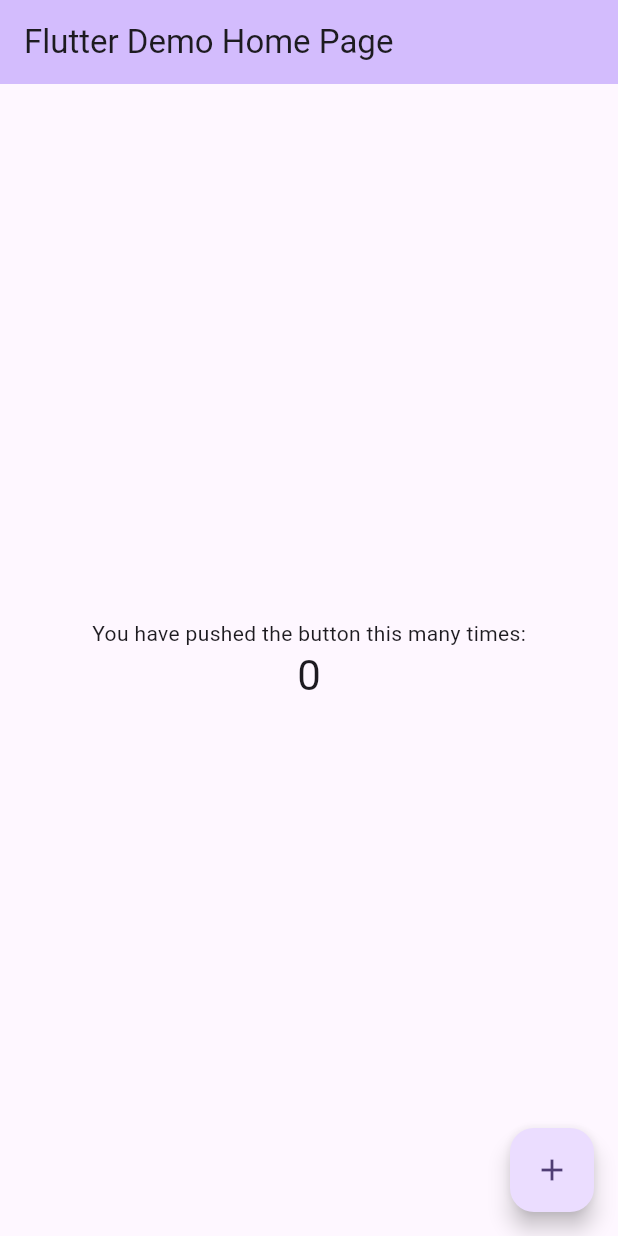
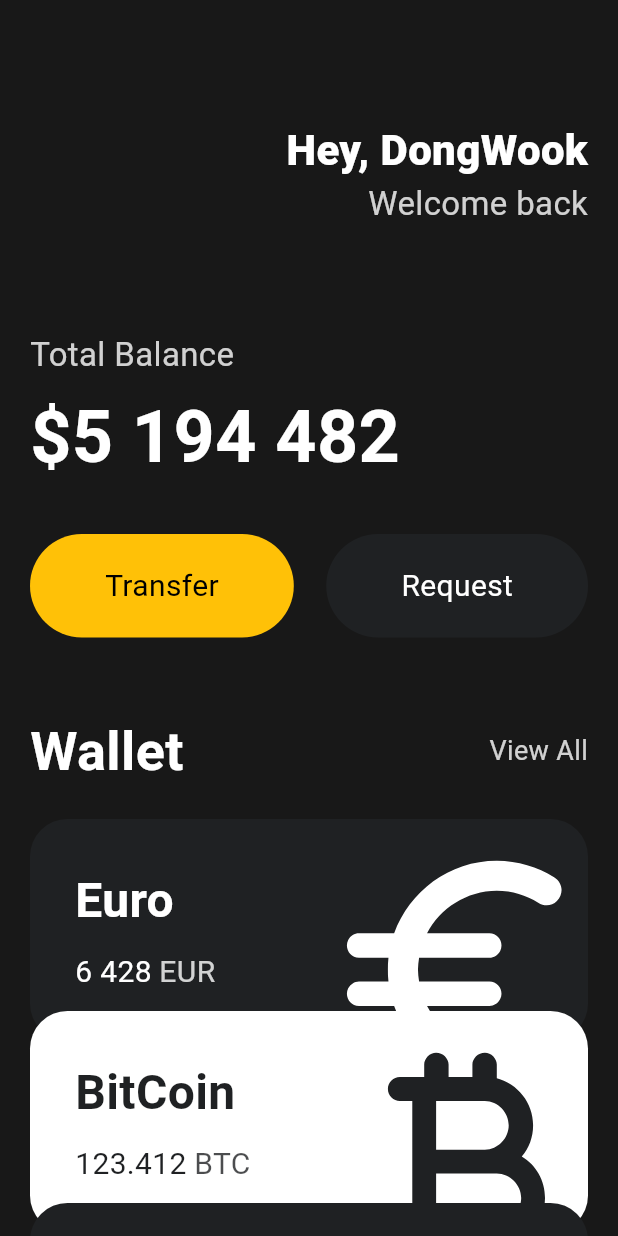
Before and after one commit to HanDongWook/wallet-flutter, a Flutter app: the screen it shows after launch, on a phone screen of 412 x 824 dp. Run offline on Flutter 3.47's test engine with Material 3 defaults, Android fonts, the phone set to English and light mode, and no system bars.

Commit message:
Wallet Screen

```diff
--- a/analysis_options.yaml
+++ b/analysis_options.yaml
@@ -21,6 +21,7 @@ linter:
   # `// ignore_for_file: name_of_lint` syntax on the line or in the file
   # producing the lint.
   rules:
+    prefer_const_constructors: true
     # avoid_print: false  # Uncomment to disable the `avoid_print` rule
     # prefer_single_quotes: true  # Uncomment to enable the `prefer_single_quotes` rule
 
--- a/lib/main.dart
+++ b/lib/main.dart
@@ -1,122 +1,136 @@
 import 'package:flutter/material.dart';
+import 'package:toonflix/widgets/my_button.dart';
+import 'package:toonflix/widgets/currency_card.dart';
 
 void main() {
-  runApp(const MyApp());
+  runApp(const App());
 }
 
-class MyApp extends StatelessWidget {
-  const MyApp({super.key});
+class App extends StatelessWidget {
+  const App({super.key});
 
-  // This widget is the root of your application.
   @override
   Widget build(BuildContext context) {
     return MaterialApp(
-      title: 'Flutter Demo',
-      theme: ThemeData(
-        // This is the theme of your application.
-        //
-        // TRY THIS: Try running your application with "flutter run". You'll see
-        // the application has a purple toolbar. Then, without quitting the app,
-        // try changing the seedColor in the colorScheme below to Colors.green
-        // and then invoke "hot reload" (save your changes or press the "hot
-        // reload" button in a Flutter-supported IDE, or press "r" if you used
-        // the command line to start the app).
-        //
-        // Notice that the counter didn't reset back to zero; the application
-        // state is not lost during the reload. To reset the state, use hot
-        // restart instead.
-        //
-        // This works for code too, not just values: Most code changes can be
-        // tested with just a hot reload.
-        colorScheme: ColorScheme.fromSeed(seedColor: Colors.deepPurple),
+      home: Scaffold(
+        backgroundColor: const Color(0xFF181818),
+        body: SingleChildScrollView(
+          child: Padding(
+            padding: const EdgeInsets.symmetric(horizontal: 20),
+            child: Column(
+              crossAxisAlignment: CrossAxisAlignment.start,
+              children: [
+                const SizedBox(height: 80),
+                Row(
+                  mainAxisAlignment: MainAxisAlignment.end,
+                  children: [
+                    Column(
+                      crossAxisAlignment: CrossAxisAlignment.end,
+                      children: [
+                        const Text(
+                          'Hey, DongWook',
+                          style: TextStyle(
+                            color: Colors.white,
+                            fontSize: 28,
+                            fontWeight: FontWeight.w800,
                           ),
-      home: const MyHomePage(title: 'Flutter Demo Home Page'),
-    );
-  }
-}
-
-class MyHomePage extends StatefulWidget {
-  const MyHomePage({super.key, required this.title});
-
-  // This widget is the home page of your application. It is stateful, meaning
-  // that it has a State object (defined below) that contains fields that affect
-  // how it looks.
-
-  // This class is the configuration for the state. It holds the values (in this
-  // case the title) provided by the parent (in this case the App widget) and
-  // used by the build method of the State. Fields in a Widget subclass are
-  // always marked "final".
-
-  final String title;
-
-  @override
-  State<MyHomePage> createState() => _MyHomePageState();
-}
-
-class _MyHomePageState extends State<MyHomePage> {
-  int _counter = 0;
-
-  void _incrementCounter() {
-    setState(() {
-      // This call to setState tells the Flutter framework that something has
-      // changed in this State, which causes it to rerun the build method below
-      // so that the display can reflect the updated values. If we changed
-      // _counter without calling setState(), then the build method would not be
-      // called again, and so nothing would appear to happen.
-      _counter++;
-    });
-  }
-
-  @override
-  Widget build(BuildContext context) {
-    // This method is rerun every time setState is called, for instance as done
-    // by the _incrementCounter method above.
-    //
-    // The Flutter framework has been optimized to make rerunning build methods
-    // fast, so that you can just rebuild anything that needs updating rather
-    // than having to individually change instances of widgets.
-    return Scaffold(
-      appBar: AppBar(
-        // TRY THIS: Try changing the color here to a specific color (to
-        // Colors.amber, perhaps?) and trigger a hot reload to see the AppBar
-        // change color while the other colors stay the same.
-        backgroundColor: Theme.of(context).colorScheme.inversePrimary,
-        // Here we take the value from the MyHomePage object that was created by
-        // the App.build method, and use it to set our appbar title.
-        title: Text(widget.title),
                         ),
-      body: Center(
-        // Center is a layout widget. It takes a single child and positions it
-        // in the middle of the parent.
-        child: Column(
-          // Column is also a layout widget. It takes a list of children and
-          // arranges them vertically. By default, it sizes itself to fit its
-          // children horizontally, and tries to be as tall as its parent.
-          //
-          // Column has various properties to control how it sizes itself and
-          // how it positions its children. Here we use mainAxisAlignment to
-          // center the children vertically; the main axis here is the vertical
-          // axis because Columns are vertical (the cross axis would be
-          // horizontal).
-          //
-          // TRY THIS: Invoke "debug painting" (choose the "Toggle Debug Paint"
-          // action in the IDE, or press "p" in the console), to see the
-          // wireframe for each widget.
-          mainAxisAlignment: MainAxisAlignment.center,
-          children: <Widget>[
-            const Text('You have pushed the button this many times:'),
                         Text(
-              '$_counter',
-              style: Theme.of(context).textTheme.headlineMedium,
+                          'Welcome back',
+                          style: TextStyle(
+                            color: Colors.white.withAlpha(204),
+                            fontSize: 22,
+                          ),
+                        ),
+                      ],
+                    ),
+                  ],
+                ),
+                const SizedBox(height: 70),
+                Text(
+                  "Total Balance",
+                  style: TextStyle(
+                    color: Colors.white.withAlpha(204),
+                    fontSize: 22,
+                  ),
+                ),
+                const SizedBox(height: 5),
+                const Text(
+                  "\$5 194 482",
+                  style: TextStyle(
+                    color: Colors.white,
+                    fontSize: 48,
+                    fontWeight: FontWeight.w600,
+                  ),
+                ),
+                const SizedBox(height: 30),
+                const Row(
+                  mainAxisAlignment: MainAxisAlignment.spaceBetween,
+                  children: [
+                    MyButton(
+                      text: 'Transfer',
+                      bgColor: Colors.amber,
+                      textColor: Colors.black,
+                    ),
+                    MyButton(
+                      text: 'Request',
+                      bgColor: Color(0xFF1F2123),
+                      textColor: Colors.white,
+                    ),
+                  ],
+                ),
+                const SizedBox(height: 50),
+                Row(
+                  mainAxisAlignment: MainAxisAlignment.spaceBetween,
+                  crossAxisAlignment: CrossAxisAlignment.center,
+                  children: [
+                    const Text(
+                      'Wallet',
+                      style: TextStyle(
+                        color: Colors.white,
+                        fontSize: 36,
+                        fontWeight: FontWeight.w600,
+                      ),
+                    ),
+                    Text(
+                      'View All',
+                      style: TextStyle(
+                        color: Colors.white.withAlpha(204),
+                        fontSize: 18,
+                      ),
+                    ),
+                  ],
+                ),
+                const SizedBox(height: 20),
+                const CurrencyCard(
+                  index: 0,
+                  name: 'Euro',
+                  code: 'EUR',
+                  amount: '6 428',
+                  icon: Icons.euro_rounded,
+                  isInverted: false,
+                ),
+                const CurrencyCard(
+                  index: 1,
+                  name: 'BitCoin',
+                  code: 'BTC',
+                  amount: '123.412',
+                  icon: Icons.currency_bitcoin_rounded,
+                  isInverted: true,
+                ),
+                const CurrencyCard(
+                  index: 2,
+                  name: 'Dollar',
+                  code: 'USD',
+                  amount: '728',
+                  icon: Icons.attach_money_outlined,
+                  isInverted: false,
                 ),
               ],
             ),
           ),
-      floatingActionButton: FloatingActionButton(
-        onPressed: _incrementCounter,
-        tooltip: 'Increment',
-        child: const Icon(Icons.add),
-      ), // This trailing comma makes auto-formatting nicer for build methods.
+        ),
+      ),
     );
   }
 }
--- /dev/null
+++ b/lib/widgets/currency_card.dart
@@ -0,0 +1,82 @@
+import 'package:flutter/material.dart';
+
+class CurrencyCard extends StatelessWidget {
+  final int index;
+  final String name, code, amount;
+  final bool isInverted;
+  final IconData icon;
+
+  final _blackColor = const Color(0xFF1F2123);
+  final Color _whiteColor = Colors.white;
+
+  Color get innerColor => isInverted ? _blackColor : _whiteColor;
+
+  const CurrencyCard({
+    super.key,
+    required this.index,
+    required this.name,
+    required this.code,
+    required this.amount,
+    required this.icon,
+    required this.isInverted,
+  });
+
+  @override
+  Widget build(BuildContext context) {
+    return Transform.translate(
+      offset: Offset(0, index * -20),
+      child: Container(
+        clipBehavior: Clip.hardEdge,
+        decoration: BoxDecoration(
+          color: isInverted ? Colors.white : _blackColor,
+          borderRadius: BorderRadius.circular(25),
+        ),
+        child: Padding(
+          padding: const EdgeInsets.all(30),
+          child: Row(
+            mainAxisAlignment: MainAxisAlignment.spaceBetween,
+            children: [
+              Column(
+                crossAxisAlignment: CrossAxisAlignment.start,
+                children: [
+                  Text(
+                    name,
+                    style: TextStyle(
+                      color: innerColor,
+                      fontSize: 32,
+                      fontWeight: FontWeight.w600,
+                    ),
+                  ),
+                  const SizedBox(height: 10),
+                  Row(
+                    children: [
+                      Text(
+                        amount,
+                        style: TextStyle(color: innerColor, fontSize: 20),
+                      ),
+                      const SizedBox(width: 5),
+                      Text(
+                        code,
+                        style: TextStyle(
+                          color: innerColor.withAlpha(204),
+                          fontSize: 20,
+                        ),
+                      ),
+                    ],
+                  ),
+                ],
+              ),
+              Transform.scale(
+                scale: 2.2,
+                child: Transform.translate(
+                  offset: const Offset(-5, 12),
+                  child: Icon(icon, color: innerColor, size: 88),
+                ),
+              ),
+            ],
+          ),
+        ),
+      ),
+    );
+  }
+}
--- /dev/null
+++ b/lib/widgets/my_button.dart
@@ -0,0 +1,28 @@
+import 'package:flutter/material.dart';
+
+class MyButton extends StatelessWidget {
+  final String text;
+  final Color bgColor;
+  final Color textColor;
+
+  const MyButton({
+    super.key,
+    required this.text,
+    required this.bgColor,
+    required this.textColor,
+  });
+
+  @override
+  Widget build(BuildContext context) {
+    return Container(
+      decoration: BoxDecoration(
+        color: bgColor,
+        borderRadius: BorderRadius.circular(45),
+      ),
+      child: Padding(
+        padding: const EdgeInsets.symmetric(vertical: 20, horizontal: 50),
+        child: Text(text, style: TextStyle(fontSize: 20, color: textColor)),
+      ),
+    );
+  }
+}
```
Lines whose indentation alone changed are shown as unchanged.
